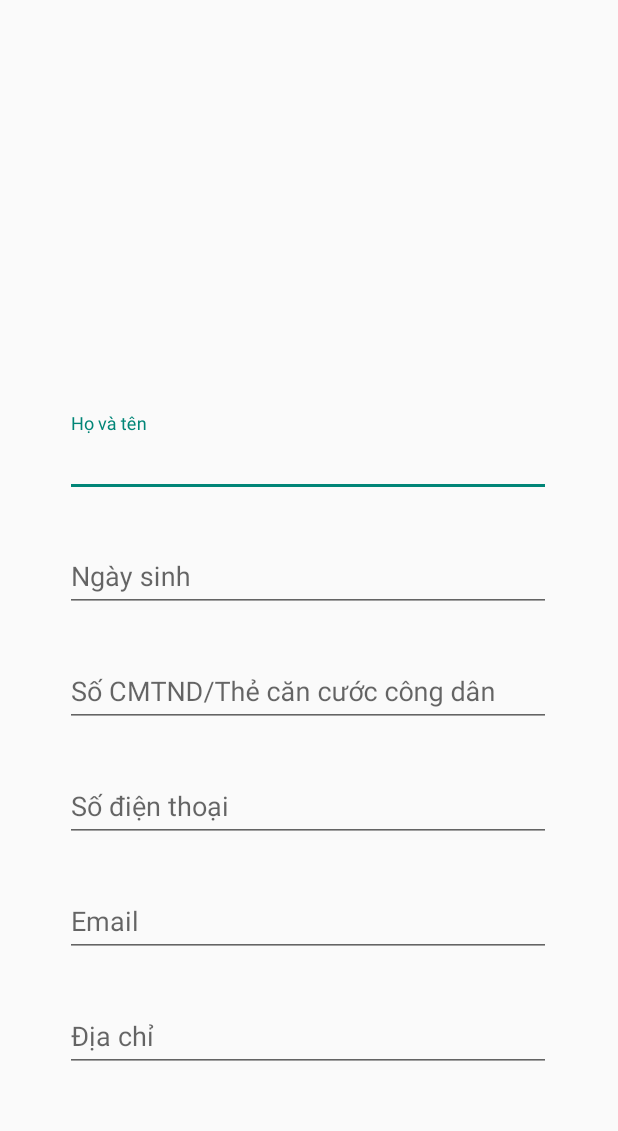
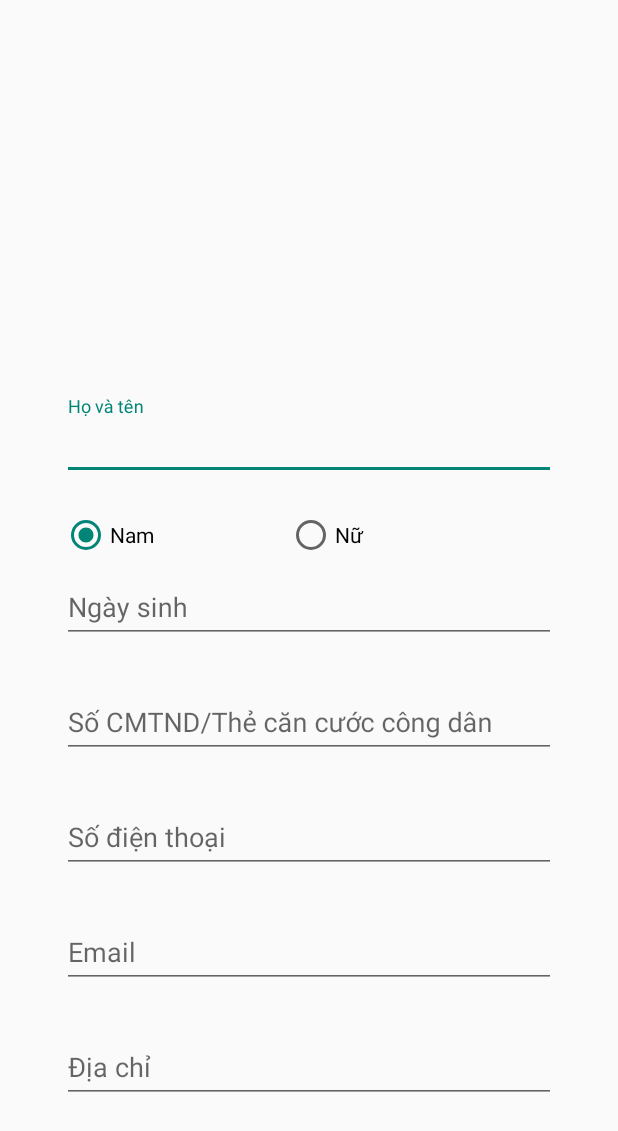
Before and after one commit to DucSine/COTS, an Android app: the UserInfomation screen opened directly, with no data from a screen before it, on a phone screen of 412 x 824 dp. Shown: the top 1131 px of the screen. Run offline under Robolectric (Android 15) with nearby library versions, the phone set to English and light mode, and no system bars.

Commit message:
commit_usinfo
Signed-off-by: DucSine <duchoangvo97@gmail.com>

```diff
--- a/app/src/main/java/cdio4/cots/foodoffer/UserInfomation.java
+++ b/app/src/main/java/cdio4/cots/foodoffer/UserInfomation.java
@@ -1,14 +1,42 @@
 package cdio4.cots.foodoffer;
 
 import android.os.Bundle;
+import android.widget.RadioButton;
+import android.widget.RadioGroup;
 
 import androidx.appcompat.app.AppCompatActivity;
 
+import com.google.android.material.textfield.TextInputEditText;
+import com.google.android.material.textfield.TextInputLayout;
+
 public class UserInfomation extends AppCompatActivity {
+    private TextInputLayout edt_usFullnameLayout;
+    private TextInputLayout edt_usBdateLayout;
+    private TextInputLayout edt_usIDLayout;
+    private TextInputLayout edt_usPhoneLayout;
+    private TextInputLayout edt_usEmailLayout;
+    private TextInputLayout edt_usAdressLayout;
+    private TextInputEditText edt_usFullname;
+    private TextInputEditText edt_usBdate;
+    private TextInputEditText edt_usID;
+    private TextInputEditText edt_usPhone;
+    private TextInputEditText edt_usEmail;
+    private TextInputEditText edt_usAdress;
+    private RadioGroup rbtGroupGender;
+    private RadioButton rbt_usMale;
+    private RadioButton rbt_usFemale;
 
     @Override
     protected void onCreate(Bundle savedInstanceState) {
         super.onCreate(savedInstanceState);
         setContentView(R.layout.activity_user_infomation);
+        InitLayout();
+    }
+
+    private void InitLayout(){
+        edt_usFullnameLayout = findViewById(R.id.ip_layout_us_info_fullname);
+        edt_usBdateLayout = findViewById(R.id.ip_layout_us_info_bdate);
+        edt_usIDLayout = findViewById(R.id.ip_layout_us_info_id);
+        edt_usPhoneLayout = findViewById(R.id.ip_layout_us_info_phone);
     }
 }
--- a/app/src/main/res/layout/activity_user_infomation.xml
+++ b/app/src/main/res/layout/activity_user_infomation.xml
@@ -9,15 +9,14 @@
 
     <LinearLayout
         android:id="@+id/linearLayout"
-        android:layout_width="324dp"
-        android:layout_height="472dp"
+        android:layout_width="329dp"
+        android:layout_height="560dp"
         android:orientation="vertical"
         app:layout_constraintBottom_toBottomOf="parent"
         app:layout_constraintEnd_toEndOf="parent"
-        app:layout_constraintHorizontal_bias="0.494"
         app:layout_constraintStart_toStartOf="parent"
         app:layout_constraintTop_toTopOf="parent"
-        app:layout_constraintVertical_bias="0.783">
+        app:layout_constraintVertical_bias="1.0">
 
         <com.google.android.material.textfield.TextInputLayout
             android:id="@+id/ip_layout_us_info_fullname"
@@ -32,6 +31,27 @@
                 android:hint="Họ và tên"
                 android:inputType="textPersonName" />
         </com.google.android.material.textfield.TextInputLayout>
+
+        <RadioGroup
+            android:layout_width="match_parent"
+            android:layout_height="wrap_content"
+            android:orientation="horizontal">
+
+            <RadioButton
+                android:id="@+id/rbt_us_info_male"
+                android:layout_width="150dp"
+                android:layout_height="wrap_content"
+                android:text="Nam"
+                android:checked="true"/>
+
+            <RadioButton
+                android:id="@+id/rbt_us_info_female"
+                android:layout_width="150dp"
+                android:layout_height="wrap_content"
+                android:text="Nữ"
+                android:checked="false"/>
+        </RadioGroup>
+
         <com.google.android.material.textfield.TextInputLayout
             android:id="@+id/ip_layout_us_info_bdate"
             android:layout_width="match_parent"
@@ -45,6 +65,7 @@
                 android:hint="Ngày sinh"
                 android:inputType="date" />
         </com.google.android.material.textfield.TextInputLayout>
+
         <com.google.android.material.textfield.TextInputLayout
             android:id="@+id/ip_layout_us_info_id"
             android:layout_width="match_parent"
@@ -58,6 +79,7 @@
                 android:hint="Số CMTND/Thẻ căn cước công dân"
                 android:inputType="number" />
         </com.google.android.material.textfield.TextInputLayout>
+
         <com.google.android.material.textfield.TextInputLayout
             android:id="@+id/ip_layout_us_info_phone"
             android:layout_width="match_parent"
@@ -71,6 +93,7 @@
                 android:hint="Số điện thoại"
                 android:inputType="phone" />
         </com.google.android.material.textfield.TextInputLayout>
+
         <com.google.android.material.textfield.TextInputLayout
             android:id="@+id/ip_layout_us_info_email"
             android:layout_width="match_parent"
@@ -84,6 +107,7 @@
                 android:hint="Email"
                 android:inputType="textEmailAddress" />
         </com.google.android.material.textfield.TextInputLayout>
+
         <com.google.android.material.textfield.TextInputLayout
             android:id="@+id/ip_layout_us_info_adress"
             android:layout_width="match_parent"
@@ -100,4 +124,16 @@
 
     </LinearLayout>
 
+    <ImageView
+        android:id="@+id/imageView3"
+        android:layout_width="wrap_content"
+        android:layout_height="wrap_content"
+        app:layout_constraintBottom_toTopOf="@+id/linearLayout"
+        app:layout_constraintEnd_toEndOf="parent"
+        app:layout_constraintHorizontal_bias="0.886"
+        app:layout_constraintStart_toStartOf="parent"
+        app:layout_constraintTop_toTopOf="parent"
+        app:layout_constraintVertical_bias="0.813"
+        tools:srcCompat="@tools:sample/avatars" />
+
 </androidx.constraintlayout.widget.ConstraintLayout>
```
Also changed, not shown: app/src/main/java/cdio4/cots/foodoffer/MainActivity.java (+16 -9 lines), app/src/main/java/cdio4/cots/foodoffer/dialog/LoginDialog.java (+45 -43 lines).
